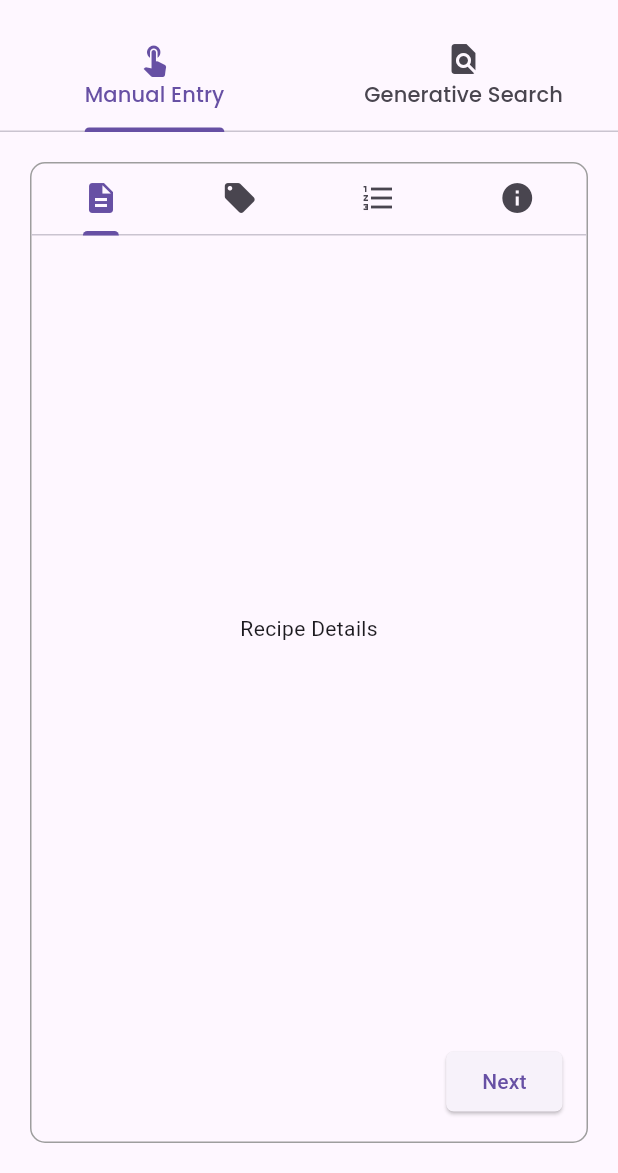
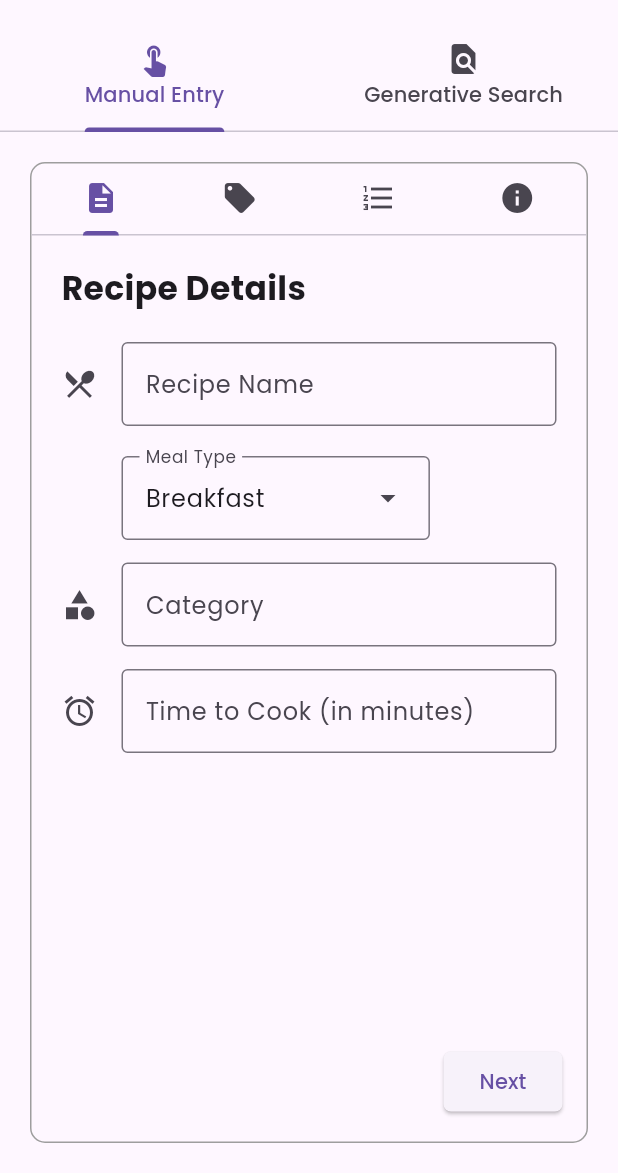
Before and after one commit to dreeew05/sheff_andrew, a Flutter app: the AddRecipePage screen opened directly, on a phone screen of 412 x 824 dp, the part 63-1236 px from its top. Run offline on Flutter 3.47's test engine with Material 3 defaults, Android fonts, the phone set to English and light mode, and no system bars; our stand-ins replace carousel_slider, cloud_firestore, firebase_auth, firebase_core, google_fonts; accounts and stored records are empty.

Commit message:
Added TextFormFields

```diff
--- a/lib/screens/add_recipe/components/recipe_form.dart
+++ b/lib/screens/add_recipe/components/recipe_form.dart
@@ -1,4 +1,6 @@
 import 'package:flutter/material.dart';
+import 'package:flutter/services.dart';
+import 'package:google_fonts/google_fonts.dart';
 
 class RecipeForm extends StatefulWidget {
   const RecipeForm({super.key});
@@ -9,7 +11,9 @@ class RecipeForm extends StatefulWidget {
 
 class RecipeFormState extends State<RecipeForm>
     with SingleTickerProviderStateMixin {
+  // Form and Attributes
   final GlobalKey<FormState> _formKey = GlobalKey<FormState>();
+  String _mealType = 'Breakfast'; // Dropdown default value
 
   late TabController _tabController;
   int _currentIndex = 0;
@@ -39,6 +43,8 @@ class RecipeFormState extends State<RecipeForm>
           border: Border.all(color: Colors.grey),
           borderRadius: BorderRadius.circular(10),
         ),
+        child: Form(
+          key: _formKey,
           child: Column(
             crossAxisAlignment: CrossAxisAlignment.end,
             children: [
@@ -59,11 +65,109 @@ class RecipeFormState extends State<RecipeForm>
               Expanded(
                 child: TabBarView(
                   controller: _tabController,
-              children: const [
-                Center(child: Text('Recipe Details')),
-                Center(child: Text('Ingredients')),
-                Center(child: Text('Procedure')),
-                Center(child: Text('Additional Facts')),
+                  children: [
+                    // Recipe Details
+                    Container(
+                        margin:
+                            const EdgeInsets.only(top: 20, left: 20, right: 20),
+                        child: SingleChildScrollView(
+                          child: Column(
+                            crossAxisAlignment: CrossAxisAlignment.start,
+                            children: [
+                              Text(
+                                "Recipe Details",
+                                style: GoogleFonts.poppins(
+                                  fontSize: 22,
+                                  fontWeight: FontWeight.bold,
+                                ),
+                              ),
+                              const SizedBox(height: 20),
+                              TextFormField(
+                                style: GoogleFonts.poppins(),
+                                decoration: InputDecoration(
+                                  border: const OutlineInputBorder(),
+                                  errorBorder: const OutlineInputBorder(
+                                      borderSide: BorderSide(
+                                    color: Color.fromARGB(255, 214, 44, 32),
+                                    width: 1.0,
+                                  )),
+                                  labelText: 'Recipe Name',
+                                  labelStyle: GoogleFonts.poppins(),
+                                  icon: const Icon(Icons.local_dining),
+                                ),
+                              ),
+                              const SizedBox(height: 20),
+                              Container(
+                                margin: const EdgeInsets.only(left: 40),
+                                child: DropdownMenu<String>(
+                                  textStyle: GoogleFonts.poppins(),
+                                  label: Text(
+                                    "Meal Type",
+                                    style: GoogleFonts.poppins(fontSize: 15),
+                                  ),
+                                  initialSelection: _mealType,
+                                  onSelected: (String? value) {
+                                    setState(() {
+                                      _mealType = value!;
+                                    });
+                                  },
+                                  dropdownMenuEntries: <String>[
+                                    'Breakfast',
+                                    'Lunch',
+                                    'Dinner',
+                                    'Snack',
+                                    'Breakfast/Lunch',
+                                    'Lunch/Dinner'
+                                  ].map<DropdownMenuEntry<String>>(
+                                      (String value) {
+                                    return DropdownMenuEntry(
+                                      value: value,
+                                      label: value,
+                                    );
+                                  }).toList(),
+                                ),
+                              ),
+                              const SizedBox(height: 15),
+                              TextFormField(
+                                style: GoogleFonts.poppins(),
+                                decoration: InputDecoration(
+                                  border: const OutlineInputBorder(),
+                                  errorBorder: const OutlineInputBorder(
+                                      borderSide: BorderSide(
+                                    color: Color.fromARGB(255, 214, 44, 32),
+                                    width: 1.0,
+                                  )),
+                                  labelText: 'Category',
+                                  labelStyle: GoogleFonts.poppins(),
+                                  icon: const Icon(Icons.category),
+                                ),
+                              ),
+                              const SizedBox(height: 15),
+                              TextFormField(
+                                style: GoogleFonts.poppins(),
+                                keyboardType: TextInputType.number,
+                                inputFormatters: [
+                                  FilteringTextInputFormatter.digitsOnly
+                                ],
+                                decoration: InputDecoration(
+                                  border: const OutlineInputBorder(),
+                                  errorBorder: const OutlineInputBorder(
+                                      borderSide: BorderSide(
+                                    color: Color.fromARGB(255, 214, 44, 32),
+                                    width: 1.0,
+                                  )),
+                                  labelText: 'Time to Cook (in minutes)',
+                                  labelStyle: GoogleFonts.poppins(),
+                                  icon: const Icon(Icons.alarm),
+                                ),
+                              ),
+                            ],
+                          ),
+                        )),
+                    // Center(child: Text('Recipe Details')),
+                    const Center(child: Text('Ingredients')),
+                    const Center(child: Text('Procedure')),
+                    const Center(child: Text('Additional Facts')),
                   ],
                 ),
               ),
@@ -87,12 +191,18 @@ class RecipeFormState extends State<RecipeForm>
                     ),
                   ),
                   child: _currentIndex == _tabController.length - 1
-                  ? const Text('Submit')
-                  : const Text('Next'),
+                      ? Text(
+                          'Submit',
+                          style: GoogleFonts.poppins(),
+                        )
+                      : Text(
+                          'Next',
+                          style: GoogleFonts.poppins(),
+                        ),
                 ),
               ),
             ],
           ),
-    );
+        ));
   }
 }
```
Lines whose indentation alone changed are shown as unchanged.
